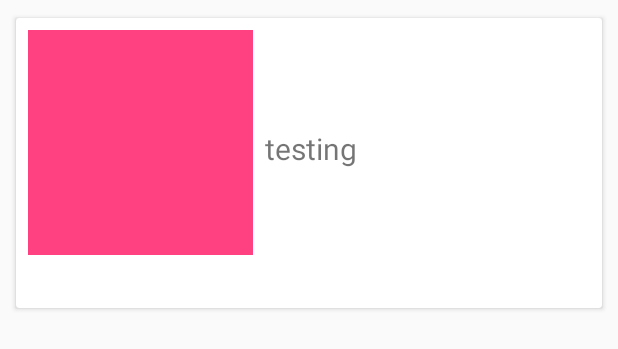
After one commit to r1fagoag/h1newsapp, an Android app: the layout card_news_item.xml on its own in the app's theme, with its tools: preview values and no code run, on a phone screen of 412 x 824 dp. The commit adds this screen. Shown: the top 349 px of the screen. Run offline under Robolectric (Android 15) with nearby library versions, the phone set to English and light mode, and no system bars.

Commit message:
HW3:Cardview and image loading with picasso implemented. UI part complete, Notification closure and sync bugs persist.

```diff
--- a/app/src/main/java/com/example/rkjc/news_app_2/NewsRecyclerViewAdapter.java
+++ b/app/src/main/java/com/example/rkjc/news_app_2/NewsRecyclerViewAdapter.java
@@ -8,7 +8,10 @@ import android.util.Log;
 import android.view.LayoutInflater;
 import android.view.View;
 import android.view.ViewGroup;
+import android.widget.ImageView;
 import android.widget.TextView;
+
+import com.squareup.picasso.Picasso;
 
 import java.util.ArrayList;
 import java.util.List;
@@ -30,7 +33,7 @@ public class NewsRecyclerViewAdapter  extends RecyclerView.Adapter<NewsRecyclerV
         LayoutInflater inflater = LayoutInflater.from(context);
         boolean shouldAttachToParentImmediately = false;
 
-        View view = inflater.inflate(R.layout.news_item, parent, shouldAttachToParentImmediately);
+        View view = inflater.inflate(R.layout.card_news_item, parent, shouldAttachToParentImmediately);
         NewsViewHolder viewHolder = new NewsViewHolder(view);
         return viewHolder;
     }
@@ -51,21 +54,35 @@ public class NewsRecyclerViewAdapter  extends RecyclerView.Adapter<NewsRecyclerV
     }
 
     public class NewsViewHolder extends RecyclerView.ViewHolder implements View.OnClickListener {
+        ImageView img;
         TextView title;
         TextView description;
-        TextView date;
+//        TextView date;
 
         public NewsViewHolder( View itemView) {
             super(itemView);
-            title = (TextView) itemView.findViewById(R.id.title);
-            description = (TextView) itemView.findViewById(R.id.description);
-            date = (TextView) itemView.findViewById(R.id.date);
+            title = (TextView) itemView.findViewById(R.id.cardtitle);
+            description = (TextView) itemView.findViewById(R.id.carddescription);
+            img = (ImageView) itemView.findViewById(R.id.cardimg);
+//            date = (TextView) itemView.findViewById(R.id.date);
         }
 
         void bind( int listIndex) {
-            title.setText("Title: " + mNews.get(listIndex).getTitle());
-            description.setText("Description: " + mNews.get(listIndex).getDescription());
-            date.setText("Date: " + mNews.get(listIndex).getPublishedAt());
+ //           title.setText("Title: " + mNews.get(listIndex).getTitle());
+ //           description.setText("Description: " + mNews.get(listIndex).getDescription());
+//            date.setText("Date: " + mNews.get(listIndex).getPublishedAt());
+
+            title.setText(mNews.get(listIndex).getTitle());
+            description.setText(mNews.get(listIndex).getPublishedAt() + " . " + mNews.get(listIndex).getDescription());
+
+            String url = mNews.get(listIndex).getUrltoImage();
+
+            if(url != null) {
+                Picasso.get()
+                        .load(url)
+                        .into(img);
+            }
+
             itemView.setOnClickListener(this);
         }
 
--- /dev/null
+++ b/app/src/main/res/layout/card_news_item.xml
@@ -0,0 +1,70 @@
+<?xml version="1.0" encoding="utf-8"?>
+
+<android.support.v7.widget.CardView
+    xmlns:card_view="http://schemas.android.com/apk/res-auto"
+    xmlns:android="http://schemas.android.com/apk/res/android"
+    xmlns:tools="http://schemas.android.com/tools"
+    android:layout_width="match_parent"
+    android:layout_height="wrap_content"
+    android:layout_marginTop="8dp"
+    android:layout_marginLeft="8dp"
+    android:layout_marginRight="8dp"
+    card_view:cardUseCompatPadding="true"
+    card_view:cardElevation="2dp"
+    card_view:cardCornerRadius="2dp">
+
+    <android.support.constraint.ConstraintLayout
+        android:layout_width="match_parent"
+        android:layout_height="wrap_content"
+        android:padding="0dip">
+
+        <TextView
+            android:id="@+id/cardtitle"
+            android:layout_width="0dip"
+            android:layout_height="wrap_content"
+            android:layout_marginEnd="8dp"
+            android:layout_marginLeft="8dp"
+            android:layout_marginRight="8dp"
+            android:layout_marginStart="8dp"
+            android:layout_marginTop="8dp"
+            android:textSize="20sp"
+            card_view:layout_constraintBottom_toBottomOf="@+id/cardimg"
+            card_view:layout_constraintEnd_toEndOf="parent"
+            card_view:layout_constraintHorizontal_bias="0.0"
+            card_view:layout_constraintStart_toEndOf="@+id/cardimg"
+            card_view:layout_constraintTop_toTopOf="@+id/cardimg"
+            tools:text="testing" />
+
+        <TextView
+            android:id="@+id/carddescription"
+            android:layout_width="0dip"
+            android:layout_height="wrap_content"
+            android:layout_marginBottom="8dp"
+            android:layout_marginEnd="8dp"
+            android:layout_marginLeft="8dp"
+            android:layout_marginRight="8dp"
+            android:layout_marginStart="8dp"
+            android:layout_marginTop="8dp"
+            android:textSize="14sp"
+            card_view:layout_constraintBottom_toBottomOf="parent"
+            card_view:layout_constraintEnd_toEndOf="parent"
+            card_view:layout_constraintHorizontal_bias="1.0"
+            card_view:layout_constraintStart_toStartOf="parent"
+            card_view:layout_constraintTop_toBottomOf="@+id/cardimg"
+            card_view:layout_constraintVertical_bias="0.0"/>
+
+
+        <ImageView
+            android:id="@+id/cardimg"
+            android:layout_width="150dp"
+            android:layout_height="150dp"
+            android:layout_marginLeft="8dp"
+            android:layout_marginStart="8dp"
+            android:layout_marginTop="8dp"
+            android:adjustViewBounds="true"
+            android:src="@color/colorAccent"
+            card_view:layout_constraintStart_toStartOf="parent"
+            card_view:layout_constraintTop_toTopOf="parent" />
+
+    </android.support.constraint.ConstraintLayout>
+</android.support.v7.widget.CardView>
```
